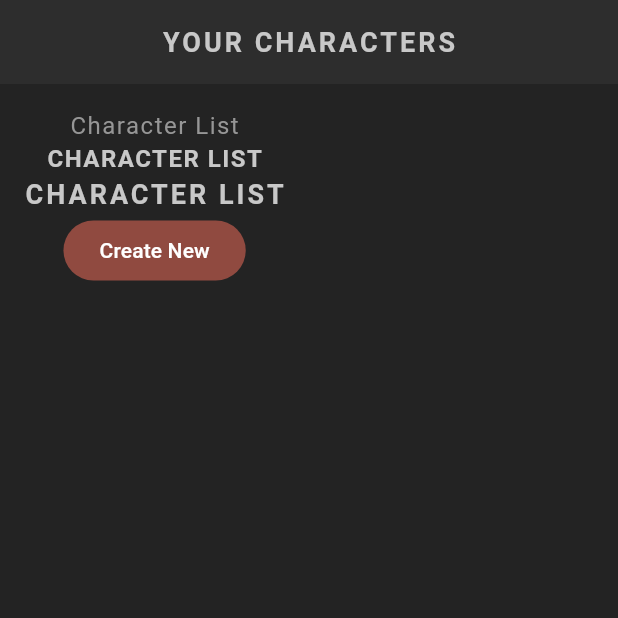
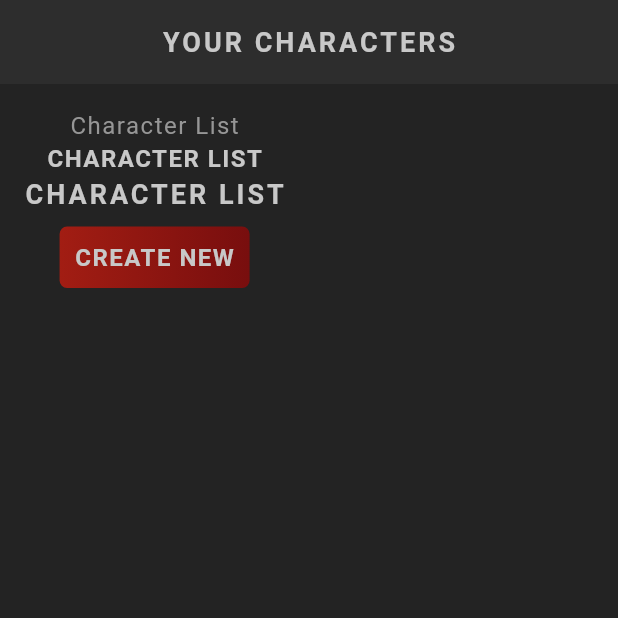
Before and after one commit to emagnu/flutter_rpg, a Flutter app: the screen it shows after launch, on a phone screen of 412 x 824 dp, the top half of it. Run offline on Flutter 3.47's test engine with Material 3 defaults, Android fonts, the phone set to English and light mode, and no system bars; our stand-ins replace google_fonts; Roboto replaces fonts that are missing (Kanit).

Commit message:
24 - Container Gradients (8:51)

```diff
--- a/lib/screens/home_screen.dart
+++ b/lib/screens/home_screen.dart
@@ -2,6 +2,7 @@
 //  Import LIBRARIES
 import 'package:flutter/material.dart';
 //  Import FILES
+import '../shared/styled_button.dart';
 import '../shared/styled_text.dart';
 //  //   ///
 
@@ -31,9 +32,12 @@
               // Text('Character List',style: Theme.of(context).textTheme.titleMedium),
               const StyledHeading('Character List'),
               const StyledTitle('Character List'),
-              FilledButton(
+
+              // FilledButton(
+              StyledButton(
                 onPressed: () {},
-                child: const Text('Create New'),
+                // child: const Text('Create New'),
+                child: const StyledHeading('Create New'),
               ),
             ],
           )),
--- /dev/null
+++ b/lib/shared/styled_button.dart
@@ -0,0 +1,30 @@
+//  //   ///
+//  Import LIBRARIES
+import 'package:flutter/material.dart';
+//  Import FILES
+import '../themes/theme.dart';
+//  //   ///
+
+class StyledButton extends StatelessWidget {
+  final Function() onPressed;
+  final Widget child;
+
+  const StyledButton({super.key, required this.onPressed, required this.child});
+
+  @override
+  Widget build(BuildContext context) {
+    return TextButton(
+      onPressed: onPressed,
+      child: Container(
+        padding: const EdgeInsets.symmetric(horizontal: 10, vertical: 10),
+        decoration: BoxDecoration(
+          gradient: LinearGradient(
+            colors: [AppColors.primaryColor, AppColors.primaryAccent],
+          ),
+          borderRadius: const BorderRadius.all(Radius.circular(5)),
+        ),
+        child: child,
+      ),
+    );
+  }
+}
```
